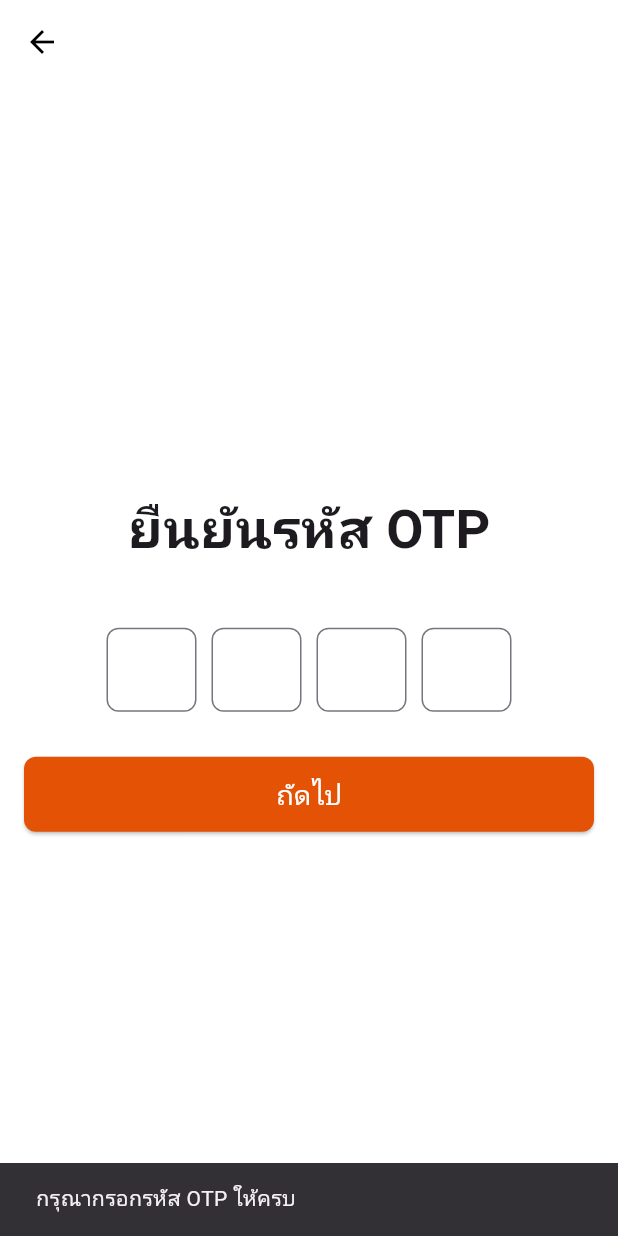
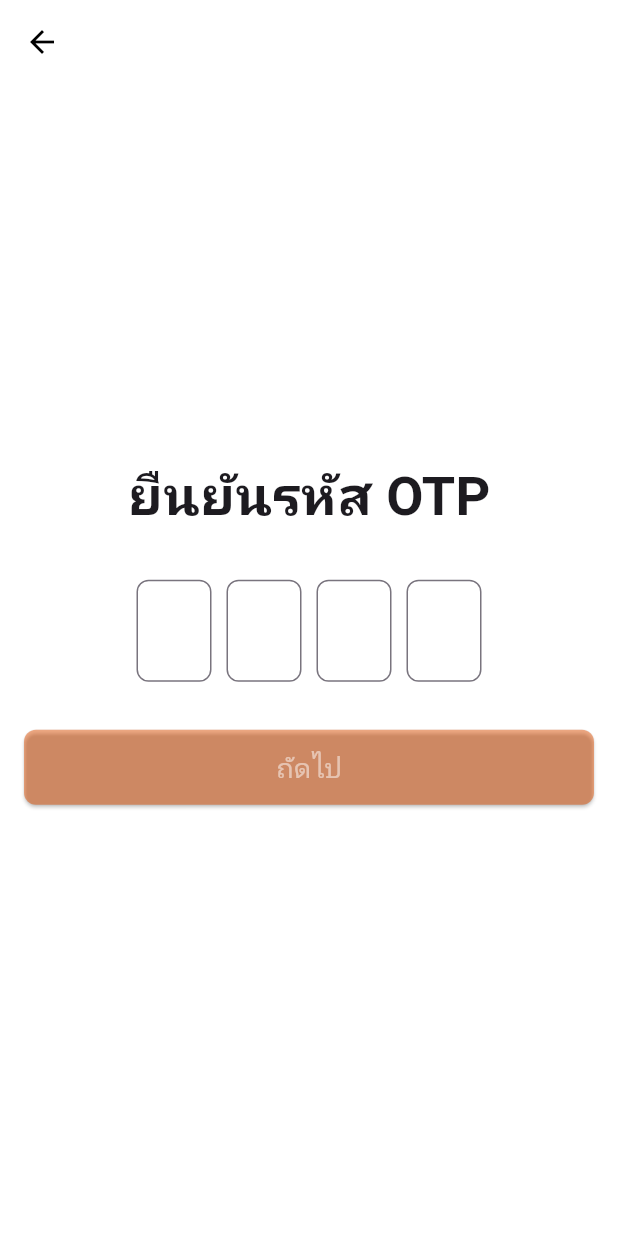
Before and after one commit to PpsnPks/myproject, a Flutter app: the OtpPage screen opened by its route, after a tap on "ถัดไป", on a phone screen of 412 x 824 dp. Run offline on Flutter 3.47's test engine with Material 3 defaults, Android fonts, the phone set to English and light mode, and no system bars; our stand-ins replace cached_network_image, carousel_slider, flutter_secure_storage, flutter_svg, image_picker, shared_preferences; accounts and stored records are empty.

Commit message:
แก้ otpPage

```diff
--- a/lib/app/main/otp.dart
+++ b/lib/app/main/otp.dart
@@ -1,6 +1,7 @@
 // otp.dart
 
 import 'package:flutter/material.dart';
+import 'package:flutter/services.dart';
 import 'package:myproject/Service/otpservice.dart'; // Import OtpService
 
 class OtpPage extends StatefulWidget {
@@ -17,19 +18,26 @@ class _OtpPageState extends State<OtpPage> {
   final TextEditingController _otpController3 = TextEditingController();
   final TextEditingController _otpController4 = TextEditingController();
 
-  // String userId = 'user_id_placeholder';
-  // String email = 'email_placeholder';
+  late String userId; // ใช้ late เนื่องจากจะรับค่าจาก arguments
+  late String email; // ใช้ late เนื่องจากจะรับค่าจาก arguments
+  bool enableButton = false;
 
-  late String userId;  // ใช้ late เนื่องจากจะรับค่าจาก arguments
-  late String email;   // ใช้ late เนื่องจากจะรับค่าจาก arguments
-
-
+  void check4digitOTP() {
+    String otp = _otpController1.text.trim() + _otpController2.text.trim() + _otpController3.text.trim() + _otpController4.text.trim();
+    if (otp.length == 4) {
+      setState(() {
+        enableButton = true;
+      });
+    } else {
+      setState(() {
+        enableButton = false;
+      });
+    }
+  }
 
   void _verifyOtp() async {
-    String otp = _otpController1.text.trim() +
-                 _otpController2.text.trim() +
-                 _otpController3.text.trim() +
-                 _otpController4.text.trim();
+    print('_verifyOtp');
+    String otp = _otpController1.text.trim() + _otpController2.text.trim() + _otpController3.text.trim() + _otpController4.text.trim();
 
     if (otp.length != 4) {
       ScaffoldMessenger.of(context).showSnackBar(
@@ -61,8 +69,8 @@ class _OtpPageState extends State<OtpPage> {
     // การจัดการกับ arguments อย่างปลอดภัย
     final args = ModalRoute.of(context)?.settings.arguments as Map?; // ใช้ null-aware
     if (args != null) {
-      email = args['email'];  // ใช้ตัวแปร email ที่ประกาศไว้แล้ว
-      userId = args['user_id'].toString();  // ใช้ตัวแปร userId ที่ประกาศไว้แล้ว
+      email = args['email'];
+      userId = args['user_id'].toString();
       // แสดงค่าใน console (log)
       print('Received email: $email');
       print('Received user_id: $userId');
@@ -74,7 +82,6 @@ class _OtpPageState extends State<OtpPage> {
 
   @override
   Widget build(BuildContext context) {
-
     return Scaffold(
       appBar: AppBar(
         leading: IconButton(
@@ -88,7 +95,8 @@ class _OtpPageState extends State<OtpPage> {
       body: Padding(
         padding: const EdgeInsets.all(16.0),
         child: Center(
-          child: SingleChildScrollView( // ทำให้สามารถเลื่อนหน้าจอได้
+          child: SingleChildScrollView(
+            // ทำให้สามารถเลื่อนหน้าจอได้
             child: Column(
               mainAxisAlignment: MainAxisAlignment.center, // ตรงกลาง
               crossAxisAlignment: CrossAxisAlignment.center, // ตรงกลาง
@@ -100,9 +108,10 @@ class _OtpPageState extends State<OtpPage> {
                     fontWeight: FontWeight.bold,
                   ),
                 ),
-                const SizedBox(height: 40),
+                const SizedBox(height: 30),
                 // OTP Input 4 ช่อง
-                Row(
+                Form(
+                  child: Row(
                     mainAxisAlignment: MainAxisAlignment.center,
                     children: <Widget>[
                       _otpInputField(_otpController1),
@@ -114,25 +123,27 @@ class _OtpPageState extends State<OtpPage> {
                       _otpInputField(_otpController4),
                     ],
                   ),
+                ),
                 const SizedBox(height: 30),
                 // Submit Button
                 ElevatedButton(
                   style: ElevatedButton.styleFrom(
                     minimumSize: const Size(double.infinity, 50),
-                    backgroundColor: const Color(0XFFE35205),
+                    backgroundColor: enableButton ? const Color(0XFFE35205) : const Color.fromARGB(122, 227, 83, 5),
                     shape: RoundedRectangleBorder(
                       borderRadius: BorderRadius.circular(8.0),
                     ),
                   ),
-                  onPressed: _verifyOtp, // Verify OTP when button is pressed
-                  child: const Text(
+                  onPressed: () => {enableButton ? _verifyOtp() : print('null')}, // Verify OTP when button is pressed
+                  child: Text(
                     'ถัดไป',
                     style: TextStyle(
                       fontSize: 18,
-                      color: Color(0XFFFFFFFF),
+                      color: enableButton ? const Color(0XFFFFFFFF) : const Color.fromARGB(129, 255, 255, 255),
                     ),
                   ),
                 ),
+                const SizedBox(height: 40),
               ],
             ),
           ),
@@ -144,14 +155,24 @@ class _OtpPageState extends State<OtpPage> {
   // ฟังก์ชันสำหรับสร้างช่องรับ OTP
   Widget _otpInputField(TextEditingController controller) {
     return SizedBox(
-      width: 60,
-      child: TextField(
+      width: 50,
+      height: 70,
+      child: TextFormField(
         controller: controller,
-        maxLength: 1,
+        onChanged: (value) {
+          check4digitOTP();
+          if (value.length == 1) {
+            FocusScope.of(context).nextFocus();
+          }
+        },
         keyboardType: TextInputType.number,
         textAlign: TextAlign.center,
+        inputFormatters: [
+          LengthLimitingTextInputFormatter(1),
+          FilteringTextInputFormatter.digitsOnly,
+        ],
+        style: const TextStyle(fontSize: 24, fontWeight: FontWeight.w600),
         decoration: InputDecoration(
-          counterText: "", // ซ่อนตัวเลขที่แสดงความยาวของข้อความ
           border: OutlineInputBorder(
             borderRadius: BorderRadius.circular(8.0),
           ),
```
Lines whose indentation alone changed are shown as unchanged.
